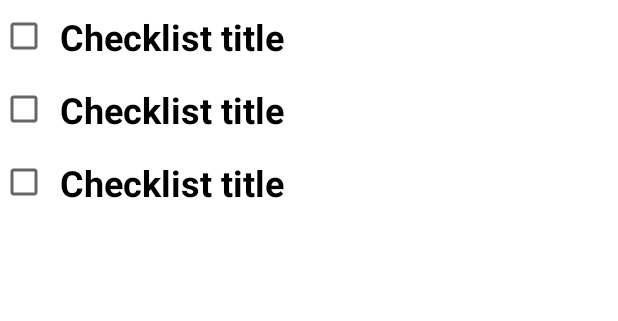
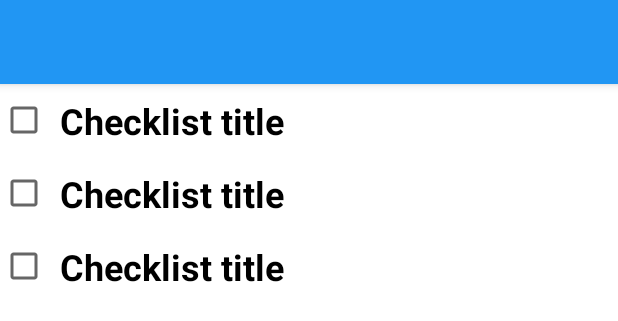
Before and after one commit to wmgda/checklists, an Android app: the layout item_activity.xml on its own in the app's theme, with its tools: preview values and no code run, on a phone screen of 412 x 824 dp. Shown: the top 321 px of the screen. Run offline under Robolectric (Android 15) with nearby library versions, the phone set to English and light mode, and no system bars.

Commit message:
Created item_activity layout.

```diff
--- a/android/app/src/main/java/com/sauroniops/listy/presentation/item/ItemActivity.kt
+++ b/android/app/src/main/java/com/sauroniops/listy/presentation/item/ItemActivity.kt
@@ -2,7 +2,6 @@ package com.sauroniops.listy.presentation.item
 
 import android.os.Bundle
 import android.provider.AlarmClock.EXTRA_MESSAGE
-import android.view.View
 import androidx.appcompat.app.AppCompatActivity
 import androidx.recyclerview.widget.LinearLayoutManager
 import com.sauroniops.listy.R
@@ -13,7 +12,6 @@ import com.sauroniops.listy.presentation.item.adapter.ItemListAdapter
 import io.reactivex.disposables.CompositeDisposable
 import kotlinx.android.synthetic.main.activity_main.*
 import kotlinx.android.synthetic.main.toolbar.*
-import kotlinx.android.synthetic.main.toolbar.view.*
 import org.kodein.di.Kodein
 import org.kodein.di.KodeinAware
 import org.kodein.di.android.closestKodein
@@ -33,7 +31,7 @@ class ItemActivity : AppCompatActivity(), KodeinAware, ItemListAdapter.OnItemCli
 
     override fun onCreate(savedInstanceState: Bundle?) {
         super.onCreate(savedInstanceState)
-        setContentView(R.layout.activity_main)
+        setContentView(R.layout.item_activity)
 
         if (intent.hasExtra(EXTRA_MESSAGE)) {
             val id = intent.getStringExtra(EXTRA_MESSAGE)
@@ -46,7 +44,7 @@ class ItemActivity : AppCompatActivity(), KodeinAware, ItemListAdapter.OnItemCli
                 Timber.tag("kitek").d("Error during fetching: $err ")
             }).addTo(subscriptions)
         }
-        toolbar.searchEditText.visibility = View.GONE
+//        toolbar.searchEditText.visibility = View.GONE
 
         recyclerView.layoutManager = LinearLayoutManager(baseContext)
         recyclerView.setHasFixedSize(true)
--- a/android/app/src/main/res/layout/item_activity.xml
+++ b/android/app/src/main/res/layout/item_activity.xml
@@ -7,6 +7,20 @@
         android:orientation="vertical"
         tools:context=".presentation.item.ItemActivity">
 
+    <com.google.android.material.appbar.AppBarLayout
+            xmlns:android="http://schemas.android.com/apk/res/android"
+            android:id="@+id/appBarLayout"
+            android:layout_width="match_parent"
+            android:layout_height="wrap_content">
+
+        <androidx.appcompat.widget.Toolbar
+                android:id="@+id/toolbar"
+                android:layout_width="match_parent"
+                android:layout_height="?attr/actionBarSize"
+                android:background="@color/colorPrimary"/>
+
+    </com.google.android.material.appbar.AppBarLayout>
+
     <androidx.recyclerview.widget.RecyclerView
             android:id="@+id/recyclerView"
             android:layout_width="match_parent"
--- a/android/app/src/main/res/layout/toolbar.xml
+++ b/android/app/src/main/res/layout/toolbar.xml
@@ -1,6 +1,7 @@
 <?xml version="1.0" encoding="utf-8"?>
 <com.google.android.material.appbar.AppBarLayout
-        xmlns:android="http://schemas.android.com/apk/res/android" xmlns:app="http://schemas.android.com/apk/res-auto"
+        xmlns:android="http://schemas.android.com/apk/res/android"
+        xmlns:app="http://schemas.android.com/apk/res-auto"
         android:id="@+id/appBarLayout"
         android:layout_width="match_parent"
         android:layout_height="wrap_content">
```
